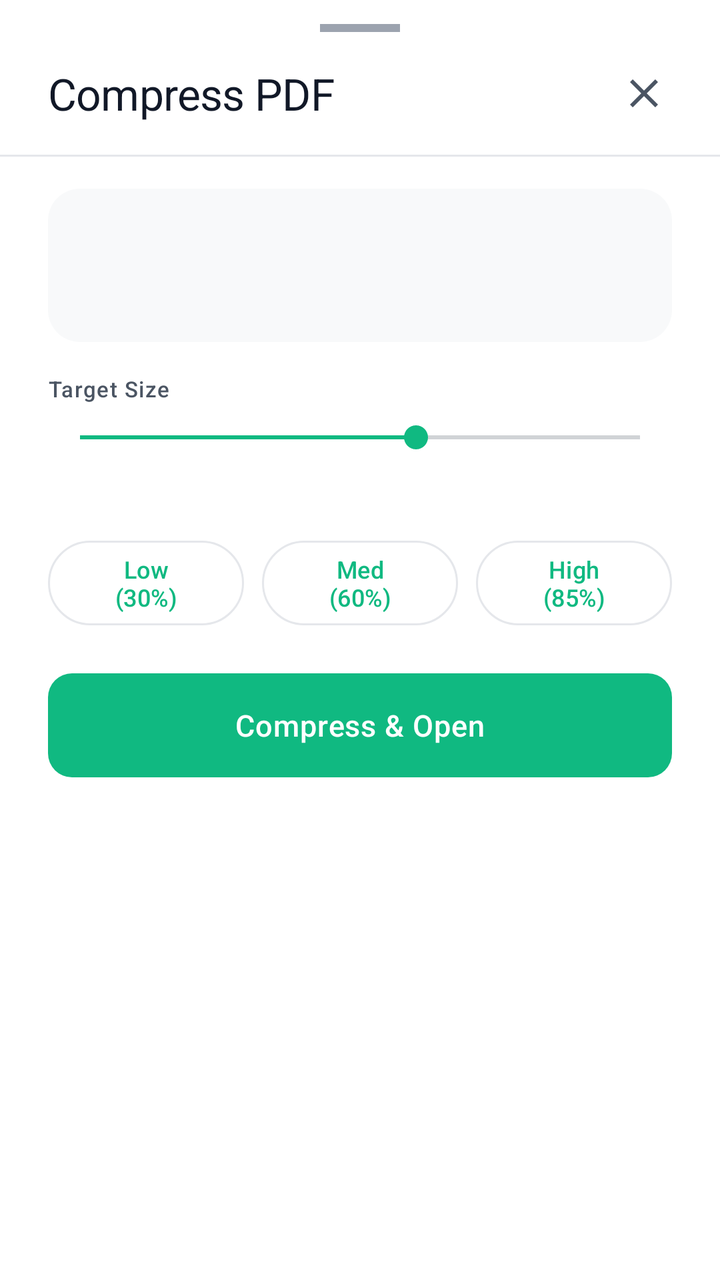
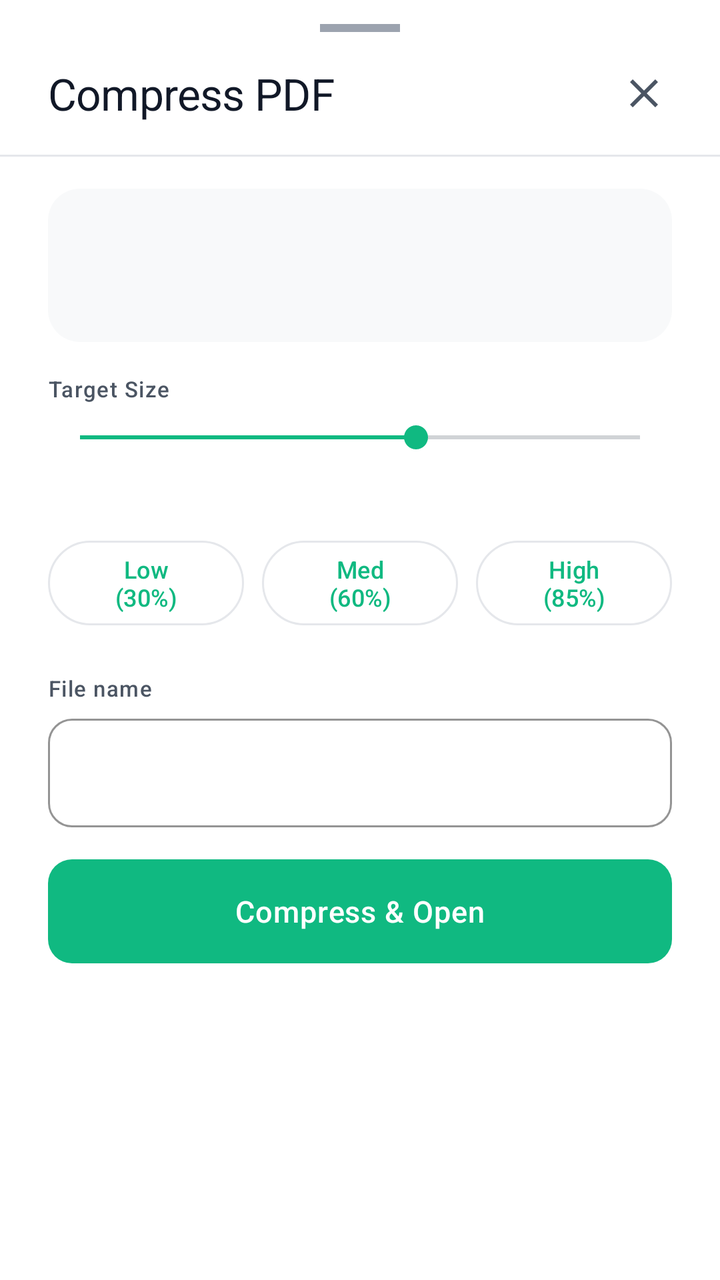

Screens rendered from an Android XML layout before and after an edit, with the pre-edit source and the edit as a unified diff.
<!-- AndroidManifest.xml: application theme Theme.AnScanner -->
<!-- res/layout/bottom_sheet_compress_pdf.xml -->
<?xml version="1.0" encoding="utf-8"?>
<LinearLayout xmlns:android="http://schemas.android.com/apk/res/android"
    xmlns:app="http://schemas.android.com/apk/res-auto"
    android:layout_width="match_parent"
    android:layout_height="wrap_content"
    android:orientation="vertical"
    android:background="@color/surface_card"
    android:paddingBottom="24dp">

    <View
        android:layout_width="@dimen/bottom_sheet_drag_handle_width"
        android:layout_height="@dimen/bottom_sheet_drag_handle_height"
        android:layout_gravity="center_horizontal"
        android:layout_marginTop="12dp"
        android:layout_marginBottom="16dp"
        android:background="@color/text_muted" />

    
    <LinearLayout
        android:layout_width="match_parent"
        android:layout_height="wrap_content"
        android:orientation="horizontal"
        android:paddingHorizontal="24dp"
        android:gravity="center_vertical"
        android:layout_marginBottom="16dp">

        <TextView
            android:id="@+id/tvCompressTitle"
            android:layout_width="0dp"
            android:layout_height="wrap_content"
            android:layout_weight="1"
            android:text="@string/action_compress_pdf"
            android:textAppearance="@style/TextAppearance.AnScanner.Headline"
            android:textColor="@color/text_primary" />

        <ImageView
            android:id="@+id/btnClose"
            android:layout_width="28dp"
            android:layout_height="28dp"
            android:padding="2dp"
            android:src="@drawable/ic_close"
            android:contentDescription="@string/cd_close"
            app:tint="@color/text_secondary" />
    </LinearLayout>

    <View
        android:layout_width="match_parent"
        android:layout_height="1dp"
        android:background="@color/divider"
        android:layout_marginBottom="16dp" />

    
    <LinearLayout
        android:layout_width="match_parent"
        android:layout_height="wrap_content"
        android:orientation="vertical"
        android:layout_marginHorizontal="24dp"
        android:padding="16dp"
        android:background="@drawable/bg_card"
        android:backgroundTint="@color/background_primary"
        android:layout_marginBottom="16dp">

        <TextView
            android:id="@+id/tvOriginalFileName"
            android:layout_width="match_parent"
            android:layout_height="wrap_content"
            android:textAppearance="@style/TextAppearance.AnScanner.Title"
            android:textColor="@color/text_primary"
            android:maxLines="1"
            android:ellipsize="middle" />

        <TextView
            android:id="@+id/tvOriginalSize"
            android:layout_width="match_parent"
            android:layout_height="wrap_content"
            android:layout_marginTop="4dp"
            android:textAppearance="@style/TextAppearance.AnScanner.Subtitle"
            android:textColor="@color/text_secondary" />
    </LinearLayout>

    
    <LinearLayout
        android:layout_width="match_parent"
        android:layout_height="wrap_content"
        android:orientation="vertical"
        android:paddingHorizontal="24dp"
        android:layout_marginBottom="16dp">

        <LinearLayout
            android:layout_width="match_parent"
            android:layout_height="wrap_content"
            android:orientation="horizontal"
            android:gravity="center_vertical"
            android:layout_marginBottom="8dp">

            <TextView
                android:layout_width="0dp"
                android:layout_height="wrap_content"
                android:layout_weight="1"
                android:text="Target Size"
                android:textAppearance="@style/TextAppearance.AnScanner.Label"
                android:textColor="@color/text_secondary" />

            <TextView
                android:id="@+id/tvTargetSize"
                android:layout_width="wrap_content"
                android:layout_height="wrap_content"
                android:textAppearance="@style/TextAppearance.AnScanner.Label"
                android:textColor="@color/accent_mint"
                android:textStyle="bold" />
        </LinearLayout>

        
        <SeekBar
            android:id="@+id/sbTargetSize"
            android:layout_width="match_parent"
            android:layout_height="wrap_content"
            android:max="100"
            android:progress="60"
            android:progressTint="@color/accent_mint"
            android:thumbTint="@color/accent_mint"
            android:layout_marginBottom="8dp" />

        <TextView
            android:id="@+id/tvReduction"
            android:layout_width="match_parent"
            android:layout_height="wrap_content"
            android:gravity="end"
            android:textAppearance="@style/TextAppearance.AnScanner.Label"
            android:textColor="@color/text_muted" />
    </LinearLayout>

    
    <LinearLayout
        android:layout_width="match_parent"
        android:layout_height="wrap_content"
        android:orientation="horizontal"
        android:paddingHorizontal="24dp"
        android:layout_marginBottom="20dp">

        <com.google.android.material.button.MaterialButton
            android:id="@+id/btnPresetLow"
            style="@style/Widget.Material3.Button.OutlinedButton"
            android:layout_width="0dp"
            android:layout_height="wrap_content"
            android:layout_weight="1"
            android:layout_marginEnd="6dp"
            android:text="Low (30%)"
            android:textSize="12sp" />

        <com.google.android.material.button.MaterialButton
            android:id="@+id/btnPresetMed"
            style="@style/Widget.Material3.Button.OutlinedButton"
            android:layout_width="0dp"
            android:layout_height="wrap_content"
            android:layout_weight="1"
            android:layout_marginHorizontal="3dp"
            android:text="Med (60%)"
            android:textSize="12sp" />

        <com.google.android.material.button.MaterialButton
            android:id="@+id/btnPresetHigh"
            style="@style/Widget.Material3.Button.OutlinedButton"
            android:layout_width="0dp"
            android:layout_height="wrap_content"
            android:layout_weight="1"
            android:layout_marginStart="6dp"
            android:text="High (85%)"
            android:textSize="12sp" />
    </LinearLayout>

    
    <LinearLayout
        android:id="@+id/layoutProgress"
        android:layout_width="match_parent"
        android:layout_height="wrap_content"
        android:orientation="vertical"
        android:paddingHorizontal="24dp"
        android:layout_marginBottom="16dp"
        android:visibility="gone">

        <com.google.android.material.progressindicator.LinearProgressIndicator
            android:id="@+id/progressBar"
            android:layout_width="match_parent"
            android:layout_height="wrap_content"
            android:indeterminate="false"
            app:indicatorColor="@color/accent_mint"
            app:trackColor="@color/surface_card"
            android:layout_marginBottom="8dp" />

        <TextView
            android:id="@+id/tvProgressStatus"
            android:layout_width="match_parent"
            android:layout_height="wrap_content"
            android:gravity="center"
            android:textAppearance="@style/TextAppearance.AnScanner.Label"
            android:textColor="@color/text_secondary"
            android:text="@string/compressing_pdf" />
    </LinearLayout>

    
    <com.google.android.material.button.MaterialButton
        android:id="@+id/btnCompressOpen"
        style="@style/Widget.AnScanner.Button.Primary"
        android:layout_width="match_parent"
        android:layout_height="@dimen/button_height_primary"
        android:layout_marginHorizontal="24dp"
        android:text="@string/compress_open_action" />

</LinearLayout>
<!-- resources referenced by this layout -->
<resources>
  <color name="accent_mint">#FF10B981</color>
  <color name="background_primary">#FFF8F9FA</color>
  <color name="divider">#FFE5E7EB</color>
  <color name="surface_card">#FFFFFFFF</color>
  <color name="text_muted">#FF9CA3AF</color>
  <color name="text_primary">#FF111827</color>
  <color name="text_secondary">#FF4B5563</color>
  <dimen name="bottom_sheet_drag_handle_height">4dp</dimen>
  <dimen name="bottom_sheet_drag_handle_width">40dp</dimen>
  <dimen name="button_height_primary">52dp</dimen>
  <string name="action_compress_pdf">Compress PDF</string>
  <string name="cd_close">Close</string>
  <string name="compress_open_action">Compress &amp; Open</string>
  <string name="compressing_pdf">Compressing PDF…</string>
  <dimen name="radius_lg">16dp</dimen>
  <color name="text_on_accent">#FFFFFFFF</color>
  <dimen name="button_corner_radius">12dp</dimen>
  <color name="accent_mint_ripple">#3310B981</color>
  <color name="md_theme_primary">#FF10B981</color>
  <color name="md_theme_onPrimary">#FFFFFFFF</color>
  <color name="md_theme_primaryContainer">#FFE6F4EA</color>
  <color name="md_theme_onPrimaryContainer">#FF065F46</color>
  <color name="md_theme_secondary">#FF059669</color>
  <color name="md_theme_onSecondary">#FFFFFFFF</color>
  <color name="md_theme_error">#FFEF4444</color>
  <color name="md_theme_onError">#FFFFFFFF</color>
  <color name="md_theme_background">#FFF8F9FA</color>
  <color name="md_theme_onBackground">#FF111827</color>
  <color name="md_theme_surface">#FFFFFFFF</color>
  <color name="md_theme_onSurface">#FF111827</color>
  <color name="md_theme_surfaceVariant">#FFF1F3F5</color>
  <color name="md_theme_onSurfaceVariant">#FF4B5563</color>
  <color name="md_theme_outline">#FFE5E7EB</color>
  <color name="status_bar">#FFF8F9FA</color>
  <color name="navigation_bar">#FFFFFFFF</color>
  <color name="text_hint">#FF9CA3AF</color>
  <style name="ShapeAppearance.AnScanner.SmallComponent" parent="ShapeAppearance.Material3.SmallComponent">
          <item name="cornerFamily">rounded</item>
          <item name="cornerSize">@dimen/radius_sm</item>
      </style>
  <style name="ShapeAppearance.AnScanner.MediumComponent" parent="ShapeAppearance.Material3.MediumComponent">
          <item name="cornerFamily">rounded</item>
          <item name="cornerSize">@dimen/radius_lg</item>
      </style>
  <style name="ShapeAppearance.AnScanner.LargeComponent" parent="ShapeAppearance.Material3.LargeComponent">
          <item name="cornerFamily">rounded</item>
          <item name="cornerSize">@dimen/radius_xl</item>
      </style>
  <dimen name="elevation_card">2dp</dimen>
  <dimen name="card_padding">16dp</dimen>
  <dimen name="text_input_corner_radius">12dp</dimen>
  <color name="surface_elevated">#FFFFFFFF</color>
  <dimen name="radius_sm">8dp</dimen>
  <dimen name="radius_xl">24dp</dimen>
  <dimen name="radius_bottom_sheet">28dp</dimen>
  <!-- unchanged entries left out for length: 17 -->
</resources>

<!-- the commit's change to res/layout/bottom_sheet_compress_pdf.xml (unified diff, before → after) -->
@@ -80,6 +80,38 @@
 
     
     <LinearLayout
+        android:id="@+id/layoutOptimizedNotice"
+        android:layout_width="match_parent"
+        android:layout_height="wrap_content"
+        android:orientation="horizontal"
+        android:gravity="center_vertical"
+        android:layout_marginHorizontal="24dp"
+        android:layout_marginBottom="16dp"
+        android:padding="12dp"
+        android:background="@drawable/bg_card"
+        android:backgroundTint="@color/background_secondary"
+        android:visibility="gone">
+
+        <ImageView
+            android:layout_width="20dp"
+            android:layout_height="20dp"
+            android:src="@drawable/ic_info"
+            android:contentDescription="@null"
+            app:tint="@color/warning_amber"
+            android:layout_marginEnd="10dp" />
+
+        <TextView
+            android:id="@+id/tvOptimizedNotice"
+            android:layout_width="0dp"
+            android:layout_height="wrap_content"
+            android:layout_weight="1"
+            android:text="@string/compress_already_optimized_notice"
+            android:textAppearance="@style/TextAppearance.AnScanner.Caption"
+            android:textColor="@color/text_secondary" />
+    </LinearLayout>
+
+    
+    <LinearLayout
         android:layout_width="match_parent"
         android:layout_height="wrap_content"
         android:orientation="vertical"
@@ -171,6 +203,46 @@
 
     
     <LinearLayout
+        android:layout_width="match_parent"
+        android:layout_height="wrap_content"
+        android:orientation="vertical"
+        android:paddingHorizontal="24dp"
+        android:layout_marginBottom="16dp">
+
+        <TextView
+            android:layout_width="wrap_content"
+            android:layout_height="wrap_content"
+            android:text="@string/compress_file_name_label"
+            android:textAppearance="@style/TextAppearance.AnScanner.Label"
+            android:textColor="@color/text_secondary"
+            android:layout_marginBottom="8dp" />
+
+        <com.google.android.material.textfield.TextInputLayout
+            android:id="@+id/tilFileName"
+            style="@style/Widget.AnScanner.TextInputLayout"
+            android:layout_width="match_parent"
+            android:layout_height="wrap_content"
+            app:hintEnabled="false"
+            app:boxCornerRadiusTopStart="@dimen/text_input_corner_radius"
+            app:boxCornerRadiusTopEnd="@dimen/text_input_corner_radius"
+            app:boxCornerRadiusBottomStart="@dimen/text_input_corner_radius"
+            app:boxCornerRadiusBottomEnd="@dimen/text_input_corner_radius">
+
+            <com.google.android.material.textfield.TextInputEditText
+                android:id="@+id/etFileName"
+                android:layout_width="match_parent"
+                android:layout_height="wrap_content"
+                android:textColor="?attr/colorOnSurface"
+                android:textColorHint="@color/text_secondary"
+                android:maxLines="1"
+                android:singleLine="true"
+                android:imeOptions="actionDone"
+                android:inputType="text" />
+        </com.google.android.material.textfield.TextInputLayout>
+    </LinearLayout>
+
+    
+    <LinearLayout
         android:id="@+id/layoutProgress"
         android:layout_width="match_parent"
         android:layout_height="wrap_content"
<!-- resource entries referenced after the edit -->
@@ -2,18 +2,27 @@
 <resources>
   <color name="accent_mint">#FF10B981</color>
   <color name="background_primary">#FFF8F9FA</color>
+  <color name="background_secondary">#FFF1F3F5</color>
   <color name="divider">#FFE5E7EB</color>
   <color name="surface_card">#FFFFFFFF</color>
   <color name="text_muted">#FF9CA3AF</color>
   <color name="text_primary">#FF111827</color>
   <color name="text_secondary">#FF4B5563</color>
+  <color name="warning_amber">#FFF59E0B</color>
   <dimen name="bottom_sheet_drag_handle_height">4dp</dimen>
   <dimen name="bottom_sheet_drag_handle_width">40dp</dimen>
   <dimen name="button_height_primary">52dp</dimen>
   <string name="action_compress_pdf">Compress PDF</string>
   <string name="cd_close">Close</string>
+  <string name="compress_already_optimized_notice">This PDF is already highly optimized. Further compression may severely degrade legibility.</string>
+  <string name="compress_file_name_label">File name</string>
   <string name="compress_open_action">Compress &amp; Open</string>
   <string name="compressing_pdf">Compressing PDF…</string>
+  <style name="TextAppearance.AnScanner.Caption" parent="TextAppearance.Material3.BodySmall">
+          <item name="android:textColor">@color/text_secondary</item>
+          <item name="android:textSize">12sp</item>
+          <item name="android:fontFamily">sans-serif</item>
+      </style>
   <dimen name="radius_lg">16dp</dimen>
   <color name="text_on_accent">#FFFFFFFF</color>
   <dimen name="button_corner_radius">12dp</dimen>
@@ -51,6 +60,18 @@
   <dimen name="elevation_card">2dp</dimen>
   <dimen name="card_padding">16dp</dimen>
   <dimen name="text_input_corner_radius">12dp</dimen>
+  <!-- drawable ic_info (drawable) -->
+  <?xml version="1.0" encoding="utf-8"?>
+  <vector xmlns:android="http://schemas.android.com/apk/res/android"
+      android:width="24dp"
+      android:height="24dp"
+      android:viewportWidth="24"
+      android:viewportHeight="24"
+      android:tint="@color/text_primary">
+      <path
+          android:fillColor="@android:color/white"
+          android:pathData="M12,2C6.48,2 2,6.48 2,12s4.48,10 10,10 10,-4.48 10,-10S17.52,2 12,2zM13,17h-2v-6h2v6zM13,9h-2V7h2v2z" />
+  </vector>
   <color name="surface_elevated">#FFFFFFFF</color>
   <dimen name="radius_sm">8dp</dimen>
   <dimen name="radius_xl">24dp</dimen>
